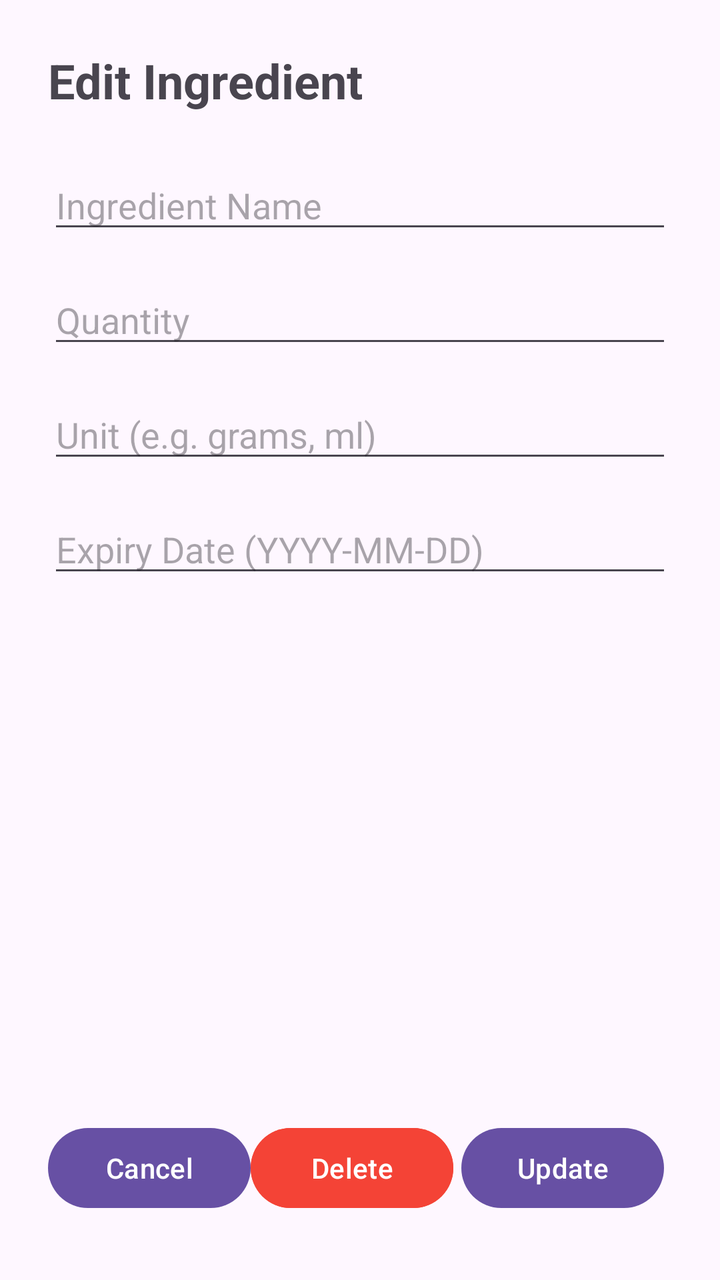
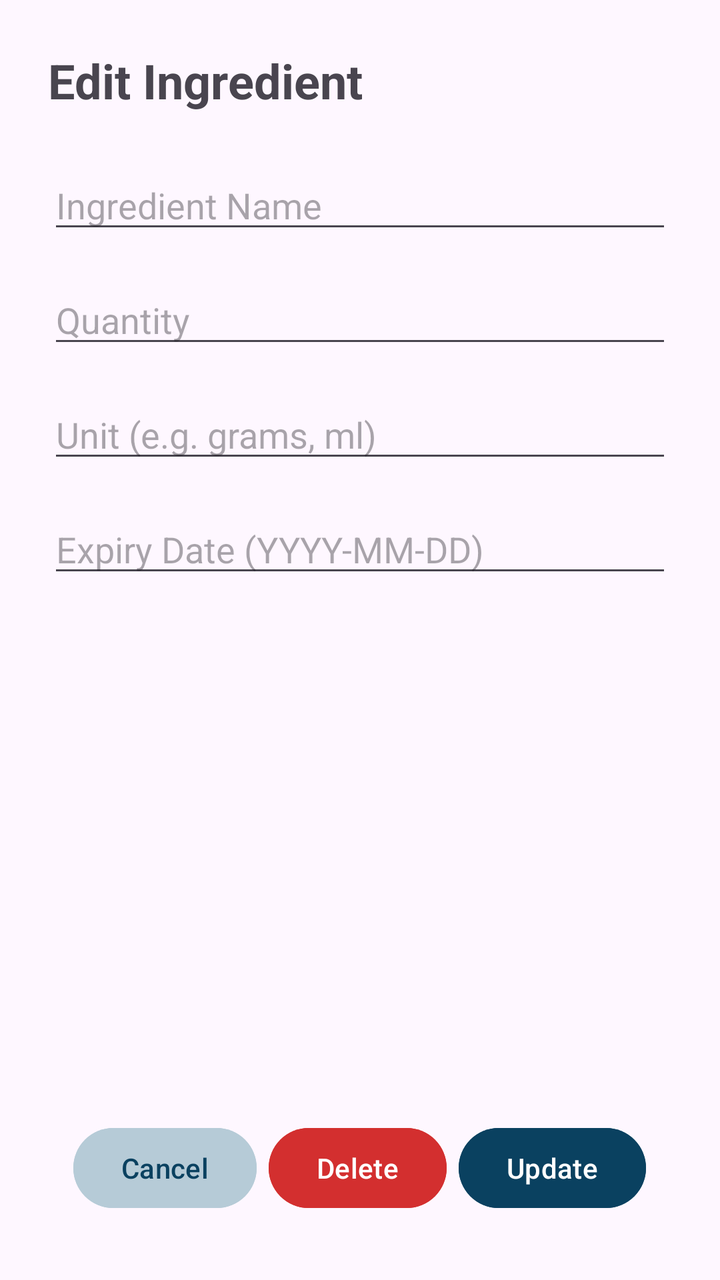

The first picture is an Android layout as it rendered before a commit; the second is the same layout after the commit. The layout source and the unified diff follow.
<!-- AndroidManifest.xml: application theme Theme.SmartPantryManager -->
<!-- res/layout/activity_ingredient_detail.xml -->
<?xml version="1.0" encoding="utf-8"?>
<RelativeLayout xmlns:android="http://schemas.android.com/apk/res/android"
    android:id="@+id/main"
    android:layout_width="match_parent"
    android:layout_height="match_parent"
    android:padding="24dp">

    
    <LinearLayout
        android:layout_width="match_parent"
        android:layout_height="wrap_content"
        android:orientation="vertical">

        <TextView
            android:layout_width="wrap_content"
            android:layout_height="wrap_content"
            android:text="Edit Ingredient"
            android:textSize="24sp"
            android:textStyle="bold"
            android:layout_marginBottom="24dp"/>

        <EditText
            android:id="@+id/etDetailName"
            android:layout_width="match_parent"
            android:layout_height="wrap_content"
            android:hint="Ingredient Name"
            android:layout_marginBottom="16dp"/>

        <EditText
            android:id="@+id/etDetailQuantity"
            android:layout_width="match_parent"
            android:layout_height="wrap_content"
            android:hint="Quantity"
            android:inputType="numberDecimal"
            android:layout_marginBottom="16dp"/>

        <EditText
            android:id="@+id/etDetailUnit"
            android:layout_width="match_parent"
            android:layout_height="wrap_content"
            android:hint="Unit (e.g. grams, ml)"
            android:layout_marginBottom="16dp"/>

        <EditText
            android:id="@+id/etDetailExpiry"
            android:layout_width="match_parent"
            android:layout_height="wrap_content"
            android:hint="Expiry Date (YYYY-MM-DD)"
            android:layout_marginBottom="16dp"/>

    </LinearLayout>

    
    <LinearLayout
        android:layout_width="match_parent"
        android:layout_height="wrap_content"
        android:layout_alignParentBottom="true"
        android:orientation="horizontal"
        android:layout_marginBottom="8dp">

        <Button
            android:id="@+id/btnCancelDetail"
            android:layout_width="0dp"
            android:layout_height="wrap_content"
            android:layout_weight="1"
            android:text="Cancel"/>

        <Button
            android:id="@+id/btnDeleteIngredient"
            android:layout_width="0dp"
            android:layout_height="wrap_content"
            android:layout_weight="1"
            android:text="Delete"
            android:backgroundTint="#F44336"
            android:textColor="#FFFFFF"
            android:layout_marginEnd="4dp"/>

        <Button
            android:id="@+id/btnUpdateIngredient"
            android:layout_width="0dp"
            android:layout_height="wrap_content"
            android:layout_weight="1"
            android:text="Update"
            android:layout_marginEnd="4dp"/>
    </LinearLayout>

</RelativeLayout>
<!-- resources referenced by this layout -->
<resources>
  <style name="Theme.SmartPantryManager" parent="Base.Theme.SmartPantryManager" />
  <style name="Base.Theme.SmartPantryManager" parent="Theme.Material3.DayNight.NoActionBar">
          
          
      </style>
</resources>

<!-- the commit's change to res/layout/activity_ingredient_detail.xml (unified diff, before → after) -->
@@ -1,5 +1,6 @@
 <?xml version="1.0" encoding="utf-8"?>
 <RelativeLayout xmlns:android="http://schemas.android.com/apk/res/android"
+    xmlns:app="http://schemas.android.com/apk/res-auto"
     android:id="@+id/main"
     android:layout_width="match_parent"
     android:layout_height="match_parent"
@@ -50,38 +51,42 @@
 
     </LinearLayout>
 
-    
     <LinearLayout
         android:layout_width="match_parent"
         android:layout_height="wrap_content"
         android:layout_alignParentBottom="true"
         android:orientation="horizontal"
+        android:gravity="center"
         android:layout_marginBottom="8dp">
 
         <Button
             android:id="@+id/btnCancelDetail"
-            android:layout_width="0dp"
+            android:layout_width="wrap_content"
             android:layout_height="wrap_content"
-            android:layout_weight="1"
-            android:text="Cancel"/>
+            android:text="Cancel"
+            android:textColor="#0a4160"
+            android:backgroundTint="#b6cbd7"
+            android:layout_marginEnd="6dp"
+            app:cornerRadius="20dp"/>
 
         <Button
             android:id="@+id/btnDeleteIngredient"
-            android:layout_width="0dp"
+            android:layout_width="wrap_content"
             android:layout_height="wrap_content"
-            android:layout_weight="1"
             android:text="Delete"
-            android:backgroundTint="#F44336"
+            android:backgroundTint="#D32F2F"
             android:textColor="#FFFFFF"
-            android:layout_marginEnd="4dp"/>
+            android:layout_marginEnd="6dp"
+            app:cornerRadius="20dp"/>
 
         <Button
             android:id="@+id/btnUpdateIngredient"
-            android:layout_width="0dp"
+            android:layout_width="wrap_content"
             android:layout_height="wrap_content"
-            android:layout_weight="1"
             android:text="Update"
-            android:layout_marginEnd="4dp"/>
+            android:textColor="#FFFFFF"
+            android:backgroundTint="#0a4160"
+            app:cornerRadius="20dp"/>
     </LinearLayout>
 
 </RelativeLayout>
